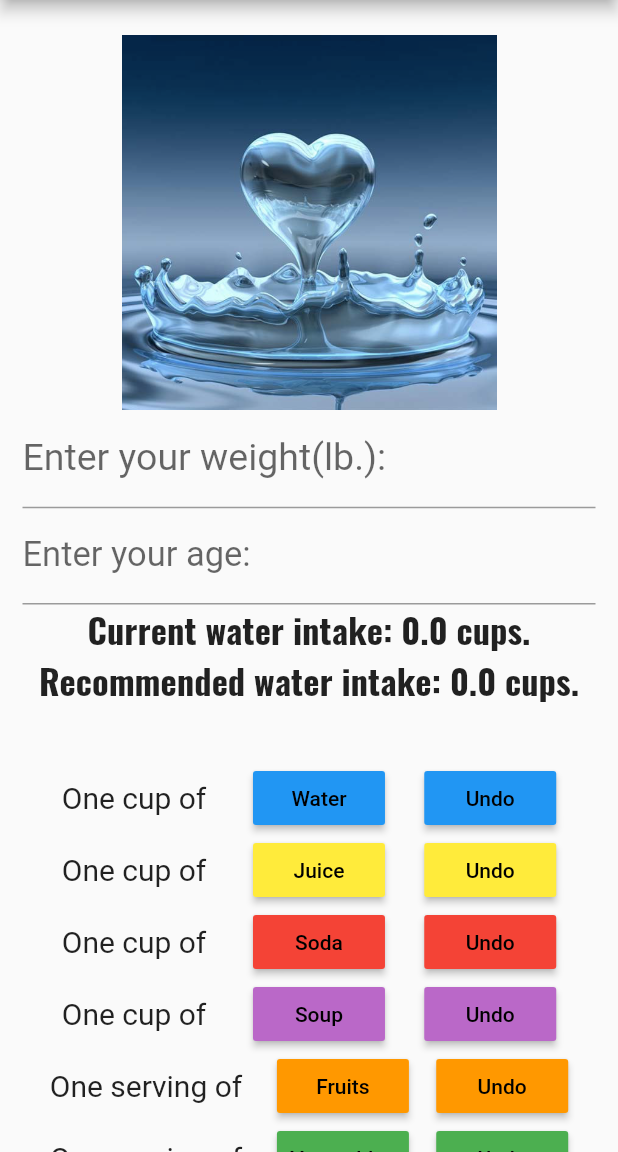
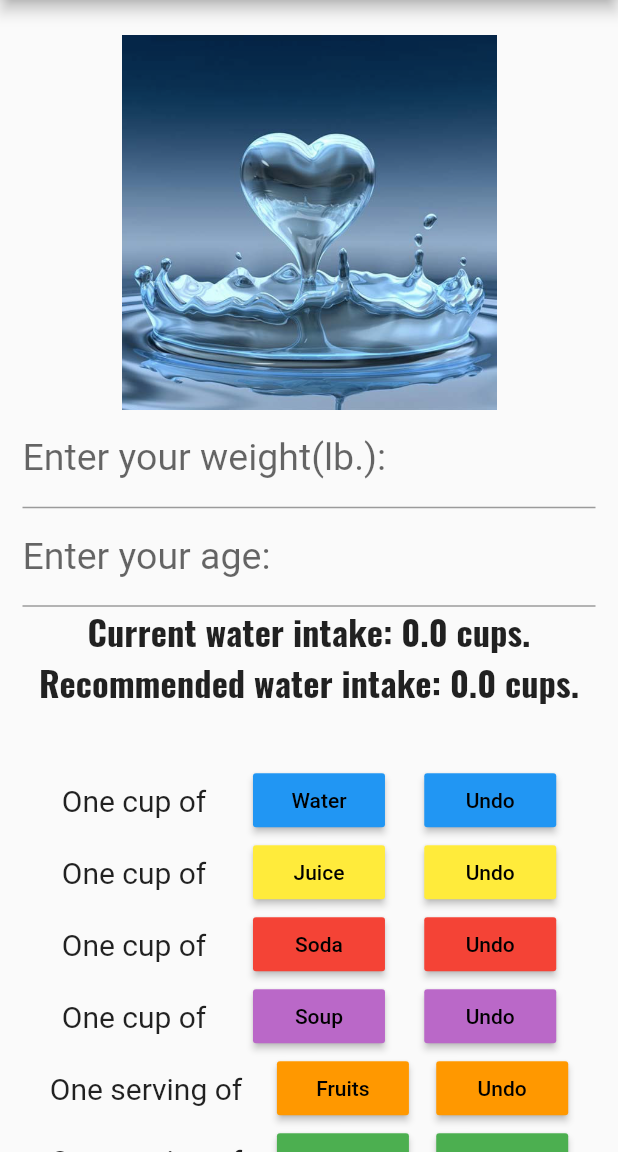
Before and after one commit to alvinwang922/Staydrated, a Flutter app: the screen it shows after launch, on a phone screen of 412 x 824 dp, the part 84-1236 px from its top. Run offline on Flutter 3.47's test engine with Material 2 defaults, Android fonts, the phone set to English and light mode, and no system bars.

Commit message:
App features

```diff
--- a/lib/main.dart
+++ b/lib/main.dart
@@ -302,7 +302,6 @@ class NewApp extends State<MyApp> {
                           labelText: "Enter your weight(lb.): ",
                           labelStyle: new TextStyle(
                             fontSize: 25.0,
-                            fontFamily: 'Roboto',
                           ),
                         ),
                         keyboardType: TextInputType.number,
@@ -315,8 +314,7 @@ class NewApp extends State<MyApp> {
                         decoration: new InputDecoration(
                           labelText: "Enter your age: ",
                           labelStyle: new TextStyle(
-                            fontSize: 23.0,
-                            fontFamily: 'Roboto',
+                            fontSize: 25.0,
                           ),
                         ),
                         keyboardType: TextInputType.number,
```
